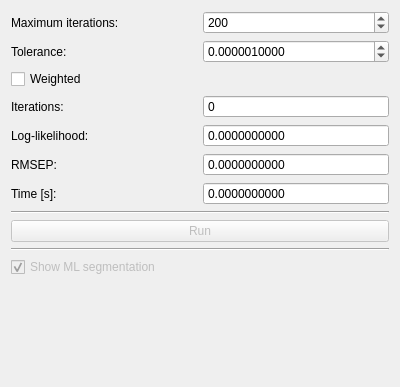
Qt form code_revision/src/lib/visualization/MLControl.ui (jmaye/curb-detection) before a commit.
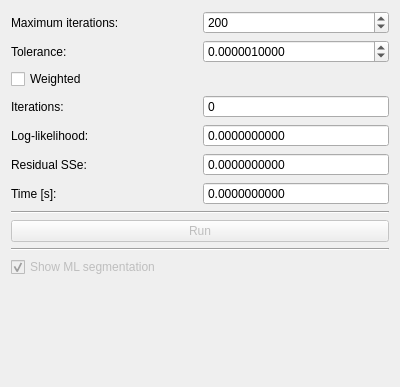
The same form after that commit.

```diff
--- a/code_revision/src/lib/visualization/MLControl.ui
+++ b/code_revision/src/lib/visualization/MLControl.ui
@@ -132,7 +132,7 @@
      <item row="5" column="0">
       <widget class="QLabel" name="rmsepLabel">
        <property name="text">
-        <string>RMSEP:</string>
+        <string>Residual SSe:</string>
        </property>
       </widget>
      </item>
```
Left out of the diff: 4 changed lines with no effect on the pictures.
